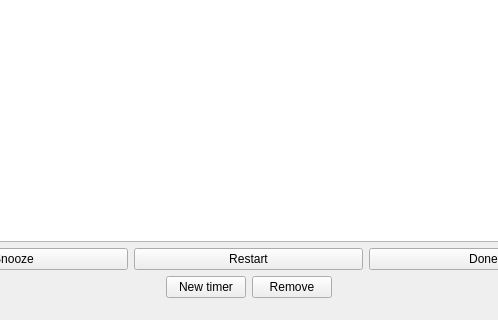
Old version of the form src/kitchenalertmainwindow.ui in the repository helihyv/KitchenAlert; both pictures show x 113 to 611 and y 83 to 403 of the 736 by 403 pixel window.
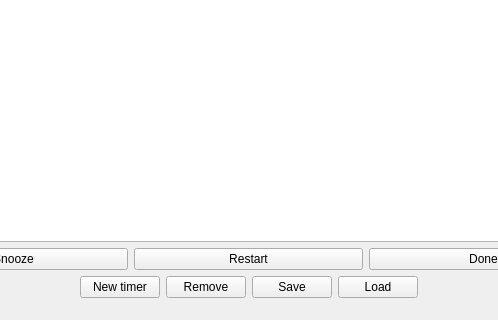
New version of the form.

What changed in the file:
```diff
--- a/src/kitchenalertmainwindow.ui
+++ b/src/kitchenalertmainwindow.ui
@@ -102,6 +102,20 @@
            </property>
           </widget>
          </item>
+         <item>
+          <widget class="QPushButton" name="SaveButton">
+           <property name="text">
+            <string>Save</string>
+           </property>
+          </widget>
+         </item>
+         <item>
+          <widget class="QPushButton" name="loadButton">
+           <property name="text">
+            <string>Load</string>
+           </property>
+          </widget>
+         </item>
          <item>
           <spacer name="horizontalSpacer_2">
            <property name="orientation">
```
